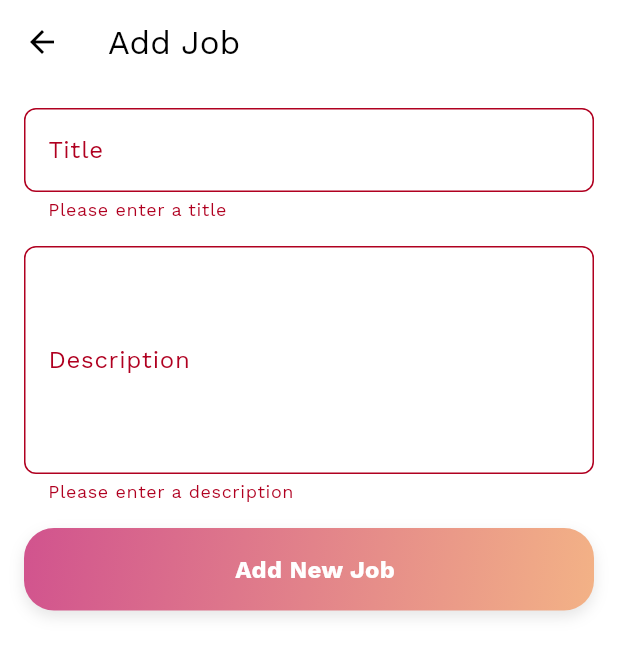
After one commit to barnabasSol/help-match, a Flutter app: the AddJobPage screen opened directly, after a tap on "Add New Job", on a phone screen of 412 x 824 dp. The commit adds this screen. Shown: the top 656 px of the screen. Run offline on Flutter 3.47's test engine with Material 3 defaults, Android fonts, the phone set to English and light mode, and no system bars; our stand-ins replace dio, flutter_bloc, flutter_map, flutter_secure_storage, google_fonts, hive_ce and 4 more; accounts and stored records are empty; project files that could hold a hidden picture were left out.

Commit message:
finished job add feature

```diff
--- a/client/help_match/lib/features/online_status/cubit/online_status_cubit.dart
+++ b/client/help_match/lib/core/online_status/cubit/online_status_cubit.dart
@@ -2,8 +2,8 @@ import 'dart:async';
 
 import 'package:flutter/material.dart';
 import 'package:flutter_bloc/flutter_bloc.dart';
-import 'package:help_match/features/online_status/model/online_status_model.dart';
-import 'package:help_match/features/online_status/repository/online_status_repository.dart';
+import 'package:help_match/core/online_status/model/online_status_model.dart';
+import 'package:help_match/core/online_status/repository/online_status_repository.dart';
 
 part 'online_status_state.dart';
 
--- a/client/help_match/lib/features/online_status/repository/online_status_repository.dart
+++ b/client/help_match/lib/core/online_status/repository/online_status_repository.dart
@@ -1,6 +1,6 @@
 import 'package:help_match/core/ws_manager/event.dart';
 import 'package:help_match/core/ws_manager/ws_manager.dart';
-import 'package:help_match/features/online_status/model/online_status_model.dart';
+import 'package:help_match/core/online_status/model/online_status_model.dart';
 
 class OnlineStatusRepository {
   final WsManager wsManager;
--- a/client/help_match/lib/core/ws_manager/ws_manager.dart
+++ b/client/help_match/lib/core/ws_manager/ws_manager.dart
@@ -30,7 +30,9 @@ class WsManager {
     }
 
     const domain = "wss://hm.barney-host.site";
-    final wsUrl = '$domain/v1/ws?otp=$otp';
+
+    final encodedOtp = Uri.encodeComponent(otp);
+    final wsUrl = '$domain/v1/ws?otp=$encodedOtp';
 
     for (int i = 0; i < retries; i++) {
       try {
--- a/client/help_match/lib/features/organization/bloc/org_event.dart
+++ b/client/help_match/lib/features/organization/bloc/org_event.dart
@@ -2,6 +2,9 @@ part of 'org_bloc.dart';
 
 sealed class OrgEvent {}
 
-class ApplicantsFetched extends OrgEvent {
-  ApplicantsFetched();
+class ApplicantsFetched extends OrgEvent {}
+
+class OrgJobAdded extends OrgEvent {
+  final JobDto jobDto;
+  OrgJobAdded(this.jobDto);
 }
--- a/client/help_match/lib/features/organization/bloc/org_state.dart
+++ b/client/help_match/lib/features/organization/bloc/org_state.dart
@@ -15,3 +15,12 @@ class FetchFailed extends OrgState {
   String error;
   FetchFailed(this.error);
 }
+
+class OrgJobAddFailure extends OrgState {
+  String error;
+  OrgJobAddFailure(this.error);
+}
+
+class OrgJobAddSuccess extends OrgState {}
+
+class OrgJobAddLoading extends OrgState {}
--- /dev/null
+++ b/client/help_match/lib/features/organization/dto/job_add_dto.dart
@@ -0,0 +1,20 @@
+class JobDto {
+  final String title;
+  final String description;
+
+  JobDto({required this.title, required this.description});
+
+  factory JobDto.fromJson(Map<String, dynamic> json) {
+    return JobDto(
+      title: json['title'] as String,
+      description: json['description'] as String,
+    );
+  }
+
+  Map<String, dynamic> toJson() {
+    return {
+      'title': title,
+      'description': description,
+    };
+  }
+}
--- /dev/null
+++ b/client/help_match/lib/features/organization/presentation/pages/add_job.dart
@@ -0,0 +1,103 @@
+import 'package:flutter/material.dart';
+import 'package:flutter_bloc/flutter_bloc.dart';
+import 'package:help_match/features/organization/bloc/org_bloc.dart';
+import 'package:help_match/features/organization/dto/job_add_dto.dart';
+import 'package:help_match/shared/widgets/gradient_button.dart';
+import 'package:help_match/shared/widgets/snack_bar.dart';
+
+class AddJobPage extends StatefulWidget {
+  const AddJobPage({super.key});
+
+  @override
+  State<AddJobPage> createState() => _AddJobPageState();
+}
+
+class _AddJobPageState extends State<AddJobPage> {
+  final TextEditingController _titleController = TextEditingController();
+  final TextEditingController _descriptionController = TextEditingController();
+  final GlobalKey<FormState> _formKey = GlobalKey<FormState>();
+
+  void _submitForm() {
+    if (_formKey.currentState?.validate() ?? false) {
+      final String title = _titleController.text;
+      final String description = _descriptionController.text;
+      context.read<OrgBloc>().add(
+            OrgJobAdded(
+              JobDto(title: title, description: description),
+            ),
+          );
+    }
+  }
+
+  @override
+  Widget build(BuildContext context) {
+    return BlocListener<OrgBloc, OrgState>(
+      listener: (context, state) {
+        if (state is OrgJobAddSuccess) {
+          showCustomSnackBar(
+              context: context,
+              message: "successfully add a new job",
+              color: Colors.green);
+        } else if (state is OrgJobAddFailure) {
+          showCustomSnackBar(
+              context: context,
+              message: "successfully add a new job",
+              color: Colors.red);
+        }
+      },
+      child: Scaffold(
+        appBar: AppBar(
+          title: const Text('Add Job'),
+        ),
+        body: Padding(
+          padding: const EdgeInsets.all(16.0),
+          child: Form(
+            key: _formKey,
+            child: ListView(
+              children: <Widget>[
+                TextFormField(
+                  controller: _titleController,
+                  decoration: InputDecoration(
+                    labelText: 'Title',
+                    border: OutlineInputBorder(
+                      borderRadius: BorderRadius.circular(8.0),
+                    ),
+                  ),
+                  validator: (value) {
+                    if (value == null || value.isEmpty) {
+                      return 'Please enter a title';
+                    }
+                    return null;
+                  },
+                ),
+                const SizedBox(height: 16.0),
+                TextFormField(
+                  controller: _descriptionController,
+                  decoration: InputDecoration(
+                    labelText: 'Description',
+                    border: OutlineInputBorder(
+                      borderRadius: BorderRadius.circular(8.0),
+                    ),
+                  ),
+                  maxLines: 5,
+                  validator: (value) {
+                    if (value == null || value.isEmpty) {
+                      return 'Please enter a description';
+                    }
+                    return null;
+                  },
+                ),
+                const SizedBox(height: 16.0),
+                GradientButton(
+                    text: 'Add New Job',
+                    onPressed: () {
+                      _submitForm();
+                    })
+              ],
+            ),
+          ),
+        ),
+      ),
+    );
+  }
+}
--- a/client/help_match/lib/features/volunteer/presentation/pages/volunteer_home.dart
+++ b/client/help_match/lib/features/volunteer/presentation/pages/volunteer_home.dart
@@ -2,7 +2,7 @@ import 'package:flutter/material.dart';
 import 'package:flutter_bloc/flutter_bloc.dart';
 import 'package:help_match/core/current_user/cubit/user_auth_cubit.dart';
 import 'package:help_match/core/secrets/secrets.dart';
-import 'package:help_match/features/online_status/cubit/online_status_cubit.dart';
+import 'package:help_match/core/online_status/cubit/online_status_cubit.dart';
 import 'package:help_match/features/volunteer/presentation/widgets/vonteer_appbar.dart';
 import 'package:help_match/shared/widgets/snack_bar.dart';
 
--- a/client/help_match/lib/features/volunteer/presentation/widgets/vonteer_appbar.dart
+++ b/client/help_match/lib/features/volunteer/presentation/widgets/vonteer_appbar.dart
@@ -1,6 +1,6 @@
 import 'package:flutter/material.dart';
 import 'package:flutter_bloc/flutter_bloc.dart';
-import 'package:help_match/features/online_status/cubit/online_status_cubit.dart';
+import 'package:help_match/core/online_status/cubit/online_status_cubit.dart';
 
 class VolunteerAppbar extends StatelessWidget {
   final String profileIcon;
```
Also changed, not shown: client/help_match/lib/features/chat/presentation/pages/room_messages.dart (+2 -6 lines), client/help_match/lib/features/organization/bloc/org_bloc.dart (+12 -0 lines), client/help_match/lib/features/organization/data_provider/org_remote.dart (+25 -3 lines), client/help_match/lib/features/organization/presentation/pages/org_profile.dart (deleted, +0 -15 lines), client/help_match/lib/features/organization/presentation/pages/screen.dart (+5 -4 lines), client/help_match/lib/features/organization/repository/org_repository.dart (+10 -5 lines), client/help_match/lib/main.dart (+8 -6 lines), client/help_match/lib/core/online_status/cubit/online_status_state.dart (renamed from client/help_match/lib/features/online_status/cubit/online_status_state.dart), client/help_match/lib/core/online_status/model/online_status_model.dart (renamed from client/help_match/lib/features/online_status/model/online_status_model.dart).
